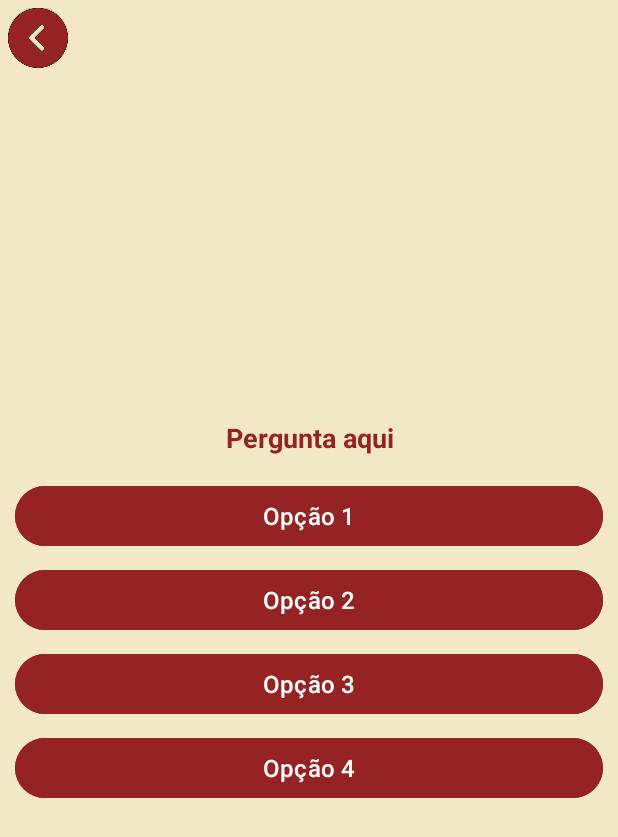
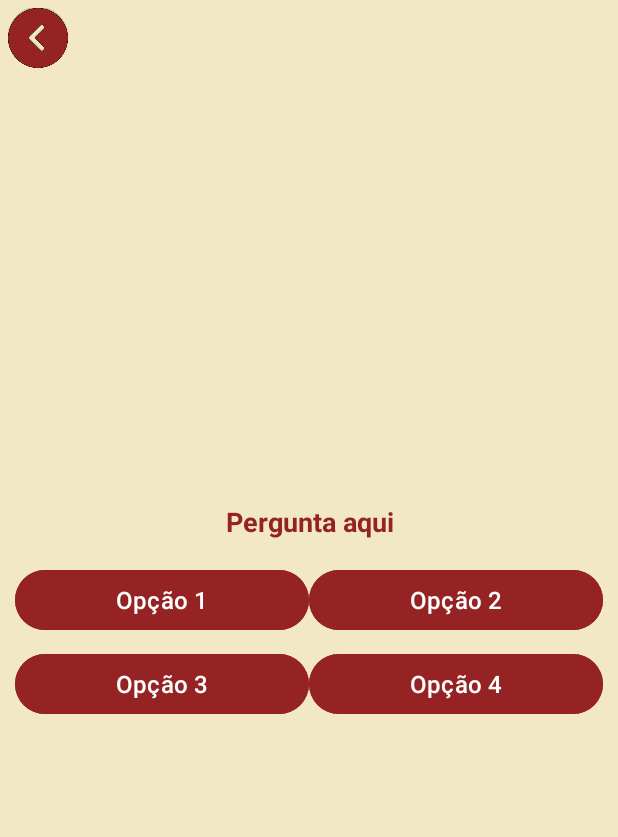
Before and after one commit to senacrs-emti/2023-3MA-educom-G08, an Android app: the layout activity_quiz.xml on its own in the app's theme, with its tools: preview values and no code run, on a phone screen of 412 x 824 dp. Shown: the top 837 px of the screen. Run offline under Robolectric (Android 15) with nearby library versions, the phone set to English and light mode, and no system bars.

Commit message:
Quick fixes

```diff
--- a/app/src/main/res/layout/activity_conteudo.xml
+++ b/app/src/main/res/layout/activity_conteudo.xml
@@ -7,7 +7,9 @@
     tools:context=".ConteudoActivity"
     android:background="@color/background">
 
+
     <ScrollView
+        android:id="@+id/scroll"
         android:layout_width="0dp"
         android:layout_height="0dp"
         app:layout_constraintTop_toTopOf="parent"
@@ -15,9 +17,13 @@
         app:layout_constraintStart_toStartOf="parent"
         app:layout_constraintEnd_toEndOf="parent">
 
+
+
         <RelativeLayout
             android:layout_width="match_parent"
             android:layout_height="wrap_content">
+
+
 
             <ImageView
                 android:id="@+id/btnVoltar"
--- a/app/src/main/res/layout/activity_quiz.xml
+++ b/app/src/main/res/layout/activity_quiz.xml
@@ -44,6 +44,11 @@
                 android:textColor="@color/red"
                 android:text="Pergunta aqui"/>
 
+            <LinearLayout
+                android:layout_width="match_parent"
+                android:layout_height="wrap_content"
+                android:orientation="horizontal">
+
                 <Button
                     android:id="@+id/optionButton1"
                     android:layout_width="match_parent"
@@ -52,7 +57,8 @@
                     android:backgroundTint="@color/red"
                     android:layout_marginBottom="8dp"
                     android:textSize="16sp"
-                android:textColor="@color/white"/>
+                    android:textColor="@color/white"
+                    android:layout_weight="1"/>
 
                 <Button
                     android:id="@+id/optionButton2"
@@ -62,7 +68,13 @@
                     android:backgroundTint="@color/red"
                     android:layout_marginBottom="8dp"
                     android:textSize="16sp"
-                android:textColor="@color/white"/>
+                    android:textColor="@color/white"
+                    android:layout_weight="1"/>
+            </LinearLayout>
+            <LinearLayout
+                android:layout_width="match_parent"
+                android:layout_height="wrap_content"
+                android:orientation="horizontal">
 
                 <Button
                     android:id="@+id/optionButton3"
@@ -72,8 +84,8 @@
                     android:backgroundTint="@color/red"
                     android:layout_marginBottom="8dp"
                     android:textSize="16sp"
-                android:textColor="@color/white"/>
-
+                    android:textColor="@color/white"
+                    android:layout_weight="1"/>
                 <Button
                     android:id="@+id/optionButton4"
                     android:layout_width="match_parent"
@@ -82,7 +94,15 @@
                     android:backgroundTint="@color/red"
                     android:layout_marginBottom="8dp"
                     android:textSize="16sp"
-                android:textColor="@color/white"/>
+                    android:textColor="@color/white"
+                    android:layout_weight="1"/>
+            </LinearLayout>
+
+
+
+
+
+
         </LinearLayout>
     </RelativeLayout>
 
--- a/app/src/main/res/values/colors.xml
+++ b/app/src/main/res/values/colors.xml
@@ -4,4 +4,5 @@
     <color name="white">#FFFFFFFF</color>
     <color name="background">#F2E8C6</color>
     <color name="red">#952323</color>
+    <color name="light_gray">#D3D3D3</color>
 </resources>
```
Also changed, not shown: app/src/main/java/com/app/sangue/Mapa/MapaActivity.java (+18 -3 lines), app/src/main/java/com/app/sangue/quiz/QuizActivity.java (+35 -0 lines), app/src/main/res/layout/activity_compatibilidade.xml (+7 -3 lines). Lines whose indentation alone changed are shown as unchanged.
